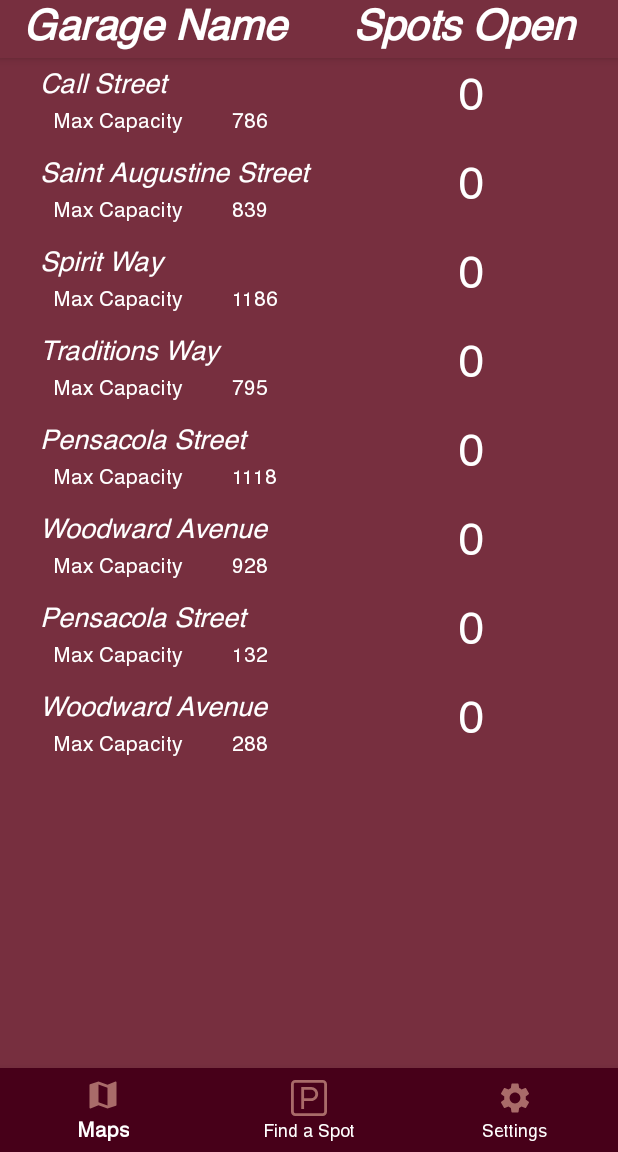
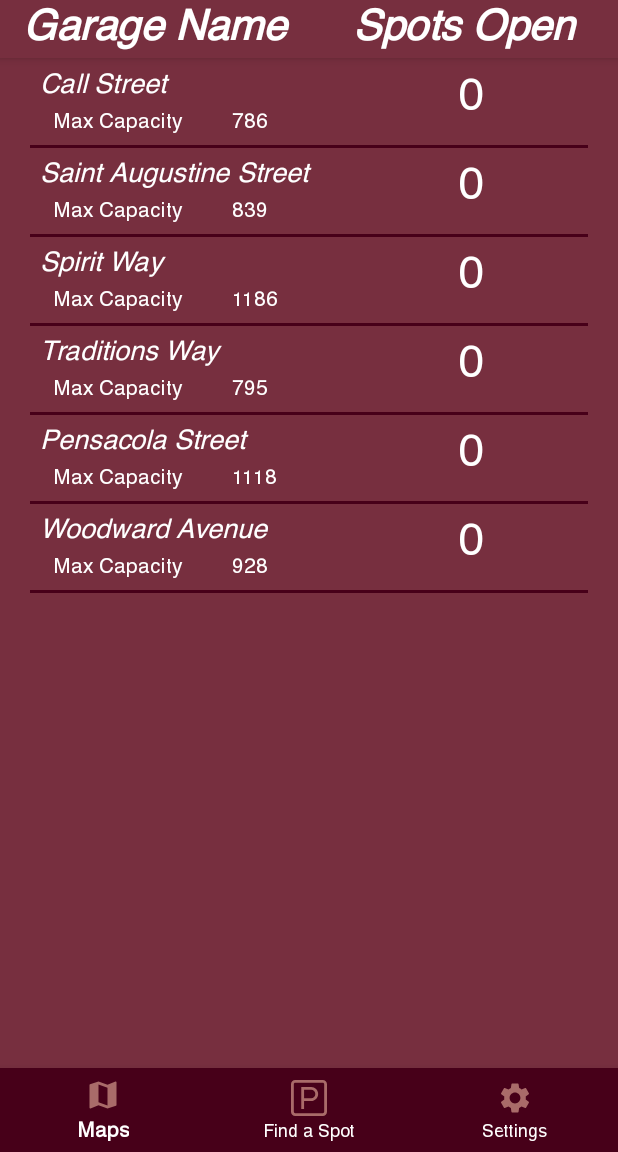
Before and after one commit to peeksake/FSU-Better-Parking, an Android app: the screen it shows after launch (MainActivity), on a phone screen of 412 x 824 dp, the part 84-1236 px from its top. Run offline under Robolectric (Android 15) with nearby library versions, the phone set to English and light mode, and no system bars; 1 statement that could not run was skipped.

Commit message:
Faculty and student mode now available

```diff
--- a/app/src/main/java/com/parkingoracle/parkingoracle/MainActivity.java
+++ b/app/src/main/java/com/parkingoracle/parkingoracle/MainActivity.java
@@ -26,35 +26,39 @@ public class MainActivity extends AppCompatActivity {
     private RecyclerViewAdapter recyclerViewAdapter;
     private SwipeRefreshLayout swipeContainer;
     private Toolbar toolbar;
+    private boolean viewMode; //Student or Faculty
     private String className = MainActivity.class.getSimpleName();
-    List<String> maxCapacities = Arrays.asList("786","839", "1186", "795", "1118", "928", "132", "288");
-    List<String> garageNames = Arrays.asList("Call Street", "Saint Augustine Street","Spirit Way", "Traditions Way", "Pensacola Street", "Woodward Avenue", "Pensacola Street", "Woodward Avenue");
+    List<String> maxCapacities = Arrays.asList("786", "839", "1186", "795", "1118", "928", "132", "288");
+    List<String> garageNames = Arrays.asList("Call Street", "Saint Augustine Street", "Spirit Way", "Traditions Way", "Pensacola Street", "Woodward Avenue", "Pensacola Street", "Woodward Avenue");
     List<String> spotsOpen = new ArrayList<>();
+    List<String> liveFeed = new ArrayList<>();
+    List<String> maxCapacitiesFeed = new ArrayList<>();
+    List<String> garageNamesFeed = new ArrayList<>();
+
+
 
     @Override
     protected void onCreate(Bundle savedInstanceState) {
         super.onCreate(savedInstanceState);
         setContentView(R.layout.content_main);
 
+        viewMode = true;
         toolbar = findViewById(R.id.toolbar);
-        swipeContainer = (SwipeRefreshLayout) findViewById(R.id.swipeContainer);
+        swipeContainer = findViewById(R.id.swipeContainer);
 
         setSupportActionBar(toolbar);
 
+        updateList();
         initRecyclerView();
-        updateList();
+
+
 
         swipeContainer.setOnRefreshListener(new SwipeRefreshLayout.OnRefreshListener() {
             @Override
             public void onRefresh() {
-                // Your code to refresh the list here.
-                // Make sure you call swipeContainer.setRefreshing(false)
-                // once the network request has completed successfully.
                 updateList();
             }
         });
-
-
 
     }
 
@@ -86,6 +90,7 @@ public class MainActivity extends AppCompatActivity {
                     JSONObject jsonObj = new JSONObject(jsonStr);
                     JSONArray jsonArray = jsonObj.getJSONArray("garagearrays");
 
+
                     for (int i = 0; i < jsonArray.length(); i++) {
                         Integer capacity = (Integer) jsonArray.getJSONArray(i).get(1);
                         if (capacity >= Integer.parseInt(maxCapacities.get(i))) {
@@ -116,18 +121,10 @@ public class MainActivity extends AppCompatActivity {
         @Override
         protected void onPostExecute(Void result) {
             super.onPostExecute(result);
-           /* AsyncTask getData = new GetGarageCapacities().execute();
-            try {
-                getData.get();
-                recyclerViewAdapter.notifyDataSetChanged();
-            } catch (Exception e) {
-                Log.d("Exception ", e.toString());
-            }*/
-
         }
     }
 
-        //Inflates the toolbar with options
+    //Inflates the toolbar with options
     @Override
     public boolean onCreateOptionsMenu(Menu menu) {
         // Inflate the menu; this adds items to the action bar if it is present.
@@ -139,15 +136,46 @@ public class MainActivity extends AppCompatActivity {
     @Override
     public boolean onOptionsItemSelected(MenuItem item) {
         int id = item.getItemId();
+        if (id == R.id.Faculty) {
+            viewMode = false;
+            initRecyclerView();
+            findViewById(id).setVisibility(View.GONE);
+            findViewById(R.id.Student).setVisibility(View.VISIBLE);
+        }
+        if (id == R.id.Student) {
+            viewMode = true;
+            initRecyclerView();
+            findViewById(id).setVisibility(View.GONE);
+            findViewById(R.id.Faculty).setVisibility(View.VISIBLE);// Makes other view unclickable
+        }
+
         return super.onOptionsItemSelected(item);
     }
 
     //Intializes the garageviews
-    private void initRecyclerView(){
+    private void initRecyclerView() {
         RecyclerView recyclerView = findViewById(R.id.RecyclerView);
         recyclerView.setLayoutManager(new LinearLayoutManager(this));
-        recyclerViewAdapter = new RecyclerViewAdapter(this, garageNames, maxCapacities, spotsOpen);
+        setRecyclerBasedOffMode();
         recyclerView.setAdapter(recyclerViewAdapter);
         recyclerView.setElevation(1);
     }
+
+    private void setRecyclerBasedOffMode() {
+        liveFeed.clear();
+        maxCapacitiesFeed.clear();//resets lists
+        garageNamesFeed.clear();
+
+        if (viewMode == true) {
+            garageNamesFeed.addAll(garageNames.subList(0,6));
+            maxCapacitiesFeed.addAll(maxCapacities.subList(0,6));
+            liveFeed.addAll(spotsOpen.subList(0,6));
+        } else {
+            garageNamesFeed.addAll(garageNames.subList(6,8));
+            maxCapacitiesFeed.addAll(maxCapacities.subList(6,8));
+            liveFeed.addAll(spotsOpen.subList(6,8));
+        }
+
+        recyclerViewAdapter = new RecyclerViewAdapter(this, garageNamesFeed, maxCapacitiesFeed, liveFeed);
+    }
 }
--- a/app/src/main/java/com/parkingoracle/parkingoracle/RecyclerViewAdapter.java
+++ b/app/src/main/java/com/parkingoracle/parkingoracle/RecyclerViewAdapter.java
@@ -57,7 +57,6 @@ public class RecyclerViewAdapter extends RecyclerView.Adapter<RecyclerViewAdapte
 
 
     public class ViewHolder extends RecyclerView.ViewHolder{
-
         TextView garageName, maxCapacity, spotsOpen;
         RelativeLayout parentLayout;
 
--- a/app/src/main/res/layout/garageitem.xml
+++ b/app/src/main/res/layout/garageitem.xml
@@ -67,6 +67,7 @@
                 android:layout_height="38dp"
                 android:layout_weight="1" />
 
+
             <LinearLayout
                 android:layout_width="match_parent"
                 android:layout_height="match_parent"
@@ -84,7 +85,15 @@
             </LinearLayout>
 
         </LinearLayout>
-
     </LinearLayout>
 
+    <View
+        android:layout_width="match_parent"
+        android:layout_height="2dp"
+        android:background="@color/colorPrimaryDark"
+        android:layout_marginLeft="20dp"
+        android:layout_marginRight="20dp"
+        android:layout_alignBottom="@id/call"/>
+
+
 </RelativeLayout>
```
